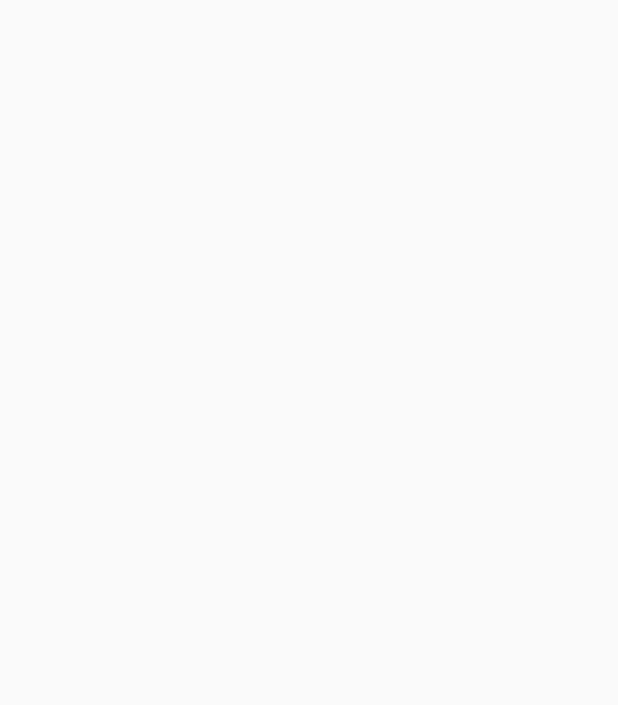
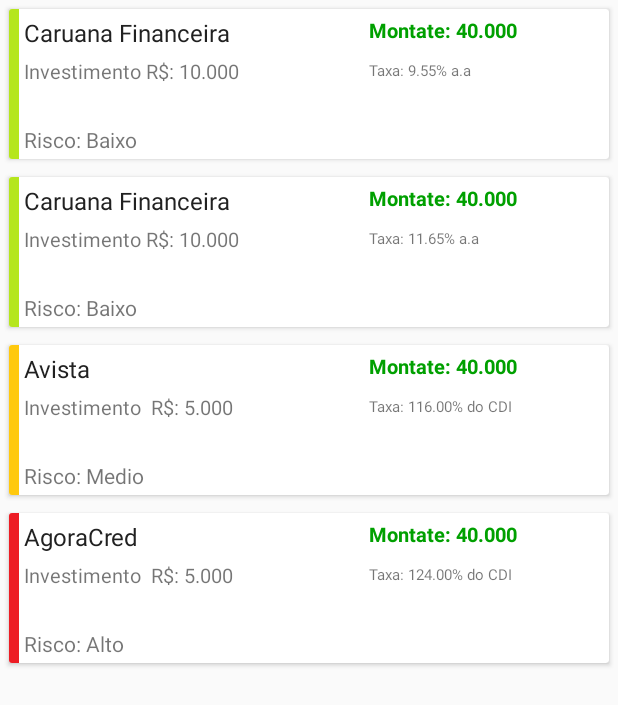
Before and after one commit to brunocmo/Learn-2-Invest, an Android app: the LcExemplos screen opened directly, with no data from a screen before it, on a phone screen of 412 x 824 dp. Before the commit the part shown is empty. Shown: the top 705 px of the screen. Run offline under Robolectric (Android 15) with nearby library versions, the phone set to English and light mode, and no system bars.

Commit message:
Implementado tabela do @brunocmo

```diff
--- a/telamain/src/main/java/com/a3s/learn2invest/LcExemplos.java
+++ b/telamain/src/main/java/com/a3s/learn2invest/LcExemplos.java
@@ -2,12 +2,50 @@ package com.a3s.learn2invest;
 
 import android.support.v7.app.AppCompatActivity;
 import android.os.Bundle;
+import android.support.v7.widget.LinearLayoutManager;
+import android.support.v7.widget.RecyclerView;
+
+import com.a3s.learn2invest.Adapter.PostagemAdapter;
+
+import java.util.ArrayList;
+import java.util.List;
 
 public class LcExemplos extends AppCompatActivity {
 
+    private RecyclerView recyclerPostagem;
+    private List<Postagem> postagens = new ArrayList<>();
     @Override
     protected void onCreate(Bundle savedInstanceState) {
         super.onCreate(savedInstanceState);
         setContentView(R.layout.activity_lc_exemplos);
+
+        recyclerPostagem = (RecyclerView) findViewById(R.id.recyclerview3);
+        //definindo layout
+        RecyclerView.LayoutManager layoutManager= new LinearLayoutManager(this);
+        recyclerPostagem.setLayoutManager(layoutManager);
+
+
+        //definir o adapter
+        prepararPostagens();
+        PostagemAdapter adapter= new PostagemAdapter(postagens);
+
+        recyclerPostagem.setAdapter(adapter);
+
+
+    }
+
+    public void prepararPostagens(){
+        Postagem p = new Postagem();
+
+        p = new Postagem("Caruana Financeira","Investimento R$: 10.000","Montate: 40.000",R.drawable.verde,"Risco: Baixo","Taxa: 9.55% a.a");
+        this.postagens.add(p);
+        p = new Postagem("Caruana Financeira","Investimento R$: 10.000","Montate: 40.000",R.drawable.verde,"Risco: Baixo","Taxa: 11.65% a.a");
+        this.postagens.add(p);
+        p = new Postagem("Avista","Investimento  R$: 5.000","Montate: 40.000",R.drawable.amarelo,"Risco: Medio","Taxa: 116.00% do CDI");
+        this.postagens.add(p);
+        p = new Postagem("AgoraCred","Investimento  R$: 5.000","Montate: 40.000",R.drawable.vermelho,"Risco: Alto","Taxa: 124.00% do CDI");
+        this.postagens.add(p);
+
+
     }
 }
--- a/telamain/src/main/res/layout/activity_lc_exemplos.xml
+++ b/telamain/src/main/res/layout/activity_lc_exemplos.xml
@@ -6,4 +6,14 @@
     android:layout_height="match_parent"
     tools:context=".LcExemplos">
 
+    <LinearLayout
+        android:layout_width="match_parent"
+        android:layout_height="match_parent"
+        android:orientation="horizontal">
+
+        <android.support.v7.widget.RecyclerView
+            android:id="@+id/recyclerview3"
+            android:layout_width="match_parent"
+            android:layout_height="match_parent" />
+    </LinearLayout>
 </android.support.constraint.ConstraintLayout>
--- a/telamain/src/main/res/layout/cdb_items.xml
+++ b/telamain/src/main/res/layout/cdb_items.xml
@@ -18,7 +18,7 @@
             android:src="@drawable/amarelo" />
         <TextView
             android:id="@+id/nome"
-            android:layout_width="250dp"
+            android:layout_width="230dp"
             android:layout_height="wrap_content"
             android:text="Banco"
             android:layout_marginLeft="10dp"
@@ -27,12 +27,12 @@
             android:textSize="16dp" />
         <TextView
             android:id="@+id/montante"
-            android:layout_width="133dp"
+            android:layout_width="wrap_content"
             android:layout_height="22dp"
-            android:layout_marginLeft="250dp"
+            android:layout_marginLeft="240dp"
             android:layout_marginTop="-22dp"
             android:textColor="#00a000"
-            android:textSize="10dp"
+            android:textSize="13dp"
             android:textStyle="bold"
             android:text="" />
         <TextView
@@ -40,16 +40,16 @@
             android:text=""
             android:layout_marginLeft="10dp"
             android:layout_marginTop="5dp"
-            android:textSize="10dp"
+            android:textSize="13dp"
             android:layout_width="200dp"
             android:layout_height="22dp" />
         <TextView
             android:id="@+id/taxa"
             android:text=""
-            android:layout_marginLeft="210dp"
+            android:layout_marginLeft="240dp"
             android:layout_marginTop="-20dp"
             android:textSize="10dp"
-            android:layout_width="70dp"
+            android:layout_width="wrap_content"
             android:layout_height="18dp" />
         <TextView
             android:text="Risco: Médio"
```
Also changed, not shown: telamain/src/main/java/com/a3s/learn2invest/CDB.java (+19 -4 lines), telamain/src/main/java/com/a3s/learn2invest/LcaExemplos.java (+39 -0 lines), telamain/src/main/java/com/a3s/learn2invest/TesouroDiretoExemplos.java (+36 -1 lines), telamain/src/main/java/com/a3s/learn2invest/debenturesExemplo.java (+37 -0 lines), telamain/src/main/java/com/a3s/learn2invest/lciExemplos.java (+36 -0 lines), telamain/src/main/res/layout/activity_debentures_exemplo.xml (+12 -0 lines), telamain/src/main/res/layout/activity_lca_exemplos.xml (+10 -0 lines), telamain/src/main/res/layout/activity_lci_exemplos.xml (+10 -0 lines), telamain/src/main/res/layout/activity_tesouro_direto_simulador.xml (+10 -0 lines), telamain/src/main/res/drawable-v24/verde.png (deleted), telamain/src/main/res/drawable-v24/vermelho.png (deleted), telamain/src/main/res/drawable/verde.png (added), telamain/src/main/res/drawable/vermelho.png (added).
